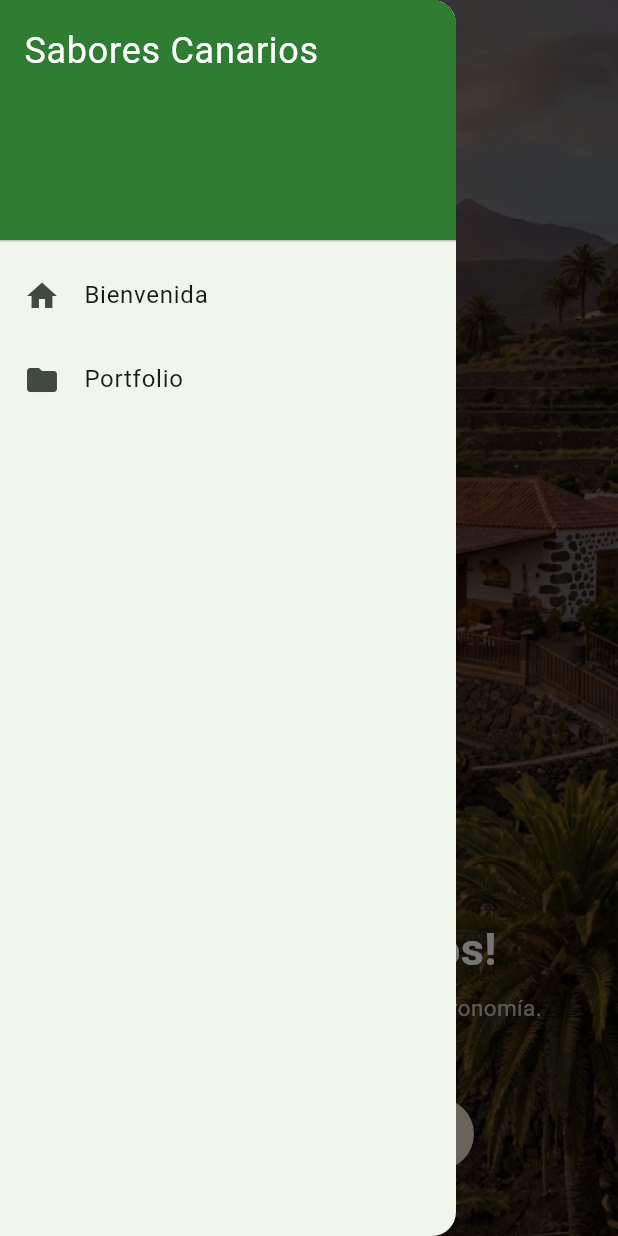
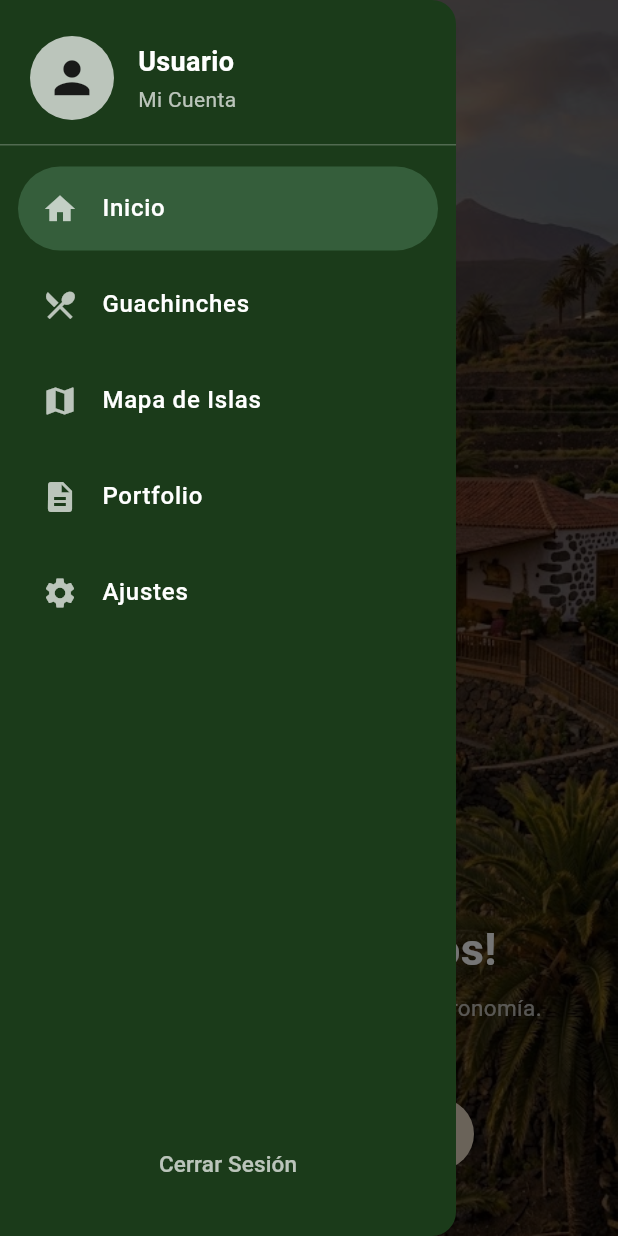
Before and after one commit to DanielRiveroP/PGL-P2-MyPortfolio, a Flutter app: the screen it shows after launch, with the side drawer open, on a phone screen of 412 x 824 dp. Run offline on Flutter 3.47's test engine with Material 3 defaults, Android fonts, the light colour scheme and no system bars; our stand-ins replace go_router.

Commit message:
Added portfolio photos and changed deployabled menu

```diff
--- a/lib/screens/portfolio_screen.dart
+++ b/lib/screens/portfolio_screen.dart
@@ -1,8 +1,9 @@
 import 'package:flutter/material.dart';
-import 'package:pglp2myportfolio/components/hobbies_view.dart'; // <-- Import necesario para el footer
-import 'package:pglp2myportfolio/components/hobby_card.dart'; // <-- Import necesario para el footer
-import 'package:pglp2myportfolio/components/portfolio_footer.dart'; // <-- Import necesario para el footer
-import 'package:pglp2myportfolio/components/portfolio_header.dart'; // <-- Import necesario para el footer
+import 'package:pglp2myportfolio/components/hobbies_view.dart';
+import 'package:pglp2myportfolio/components/hobby_card.dart';
+import 'package:pglp2myportfolio/components/portfolio_footer.dart';
+import 'package:pglp2myportfolio/components/portfolio_header.dart';
+import '../widgets/app_drawer.dart';
 
 int opcionBody = 0;
 List<String> hobbies = [
@@ -16,8 +17,11 @@ List<String> hobbies = [
   "Hobbie2",
 ];
 
+
+
 class PortfolioScreen extends StatefulWidget {
   const PortfolioScreen({super.key});
+
 
   @override
   State<PortfolioScreen> createState() => _PortfolioScreenState();
@@ -35,6 +39,7 @@ class _PortfolioScreenState extends State<PortfolioScreen> {
           foregroundColor: Colors.white,
           centerTitle: true,
         ),
+        drawer: const AppDrawer(),
         body: SafeArea(
           child: Column(
             children: [
--- a/lib/widgets/app_drawer.dart
+++ b/lib/widgets/app_drawer.dart
@@ -1,41 +1,148 @@
 import 'package:flutter/material.dart';
-import 'package:go_router/go_router.dart'; // <--- Importante para usar context.go
-
+import 'package:go_router/go_router.dart';
 
 class AppDrawer extends StatelessWidget {
   const AppDrawer({super.key});
 
-
   @override
   Widget build(BuildContext context) {
+    // Obtenemos la ruta actual para saber qué opción marcar como seleccionada
+    final String currentPath = GoRouterState.of(context).uri.path;
+
     return Drawer(
-      child: ListView(
-        padding: EdgeInsets.zero,
+      backgroundColor: const Color(0xFF1B3B1A), // Verde oscuro corporativo
+      child: SafeArea(
+        child: Column(
           children: [
-          const DrawerHeader(
-            decoration: BoxDecoration(color: Color(0xFF2E7D32)),
-            child: Text(
-              'Sabores Canarios',
-              style: TextStyle(color: Colors.white, fontSize: 24),
+            // 1. HEADER DEL DRAWER (Perfil de usuario)
+            Padding(
+              padding: const EdgeInsets.fromLTRB(20, 24, 20, 16),
+              child: Row(
+                children: [
+                  const CircleAvatar(
+                    radius: 28,
+                    backgroundColor: Colors.white70,
+                    child: Icon(Icons.person, size: 35, color: Colors.black87),
+                  ),
+                  const SizedBox(width: 16),
+                  Column(
+                    crossAxisAlignment: CrossAxisAlignment.start,
+                    children: const [
+                      Text(
+                        'Usuario',
+                        style: TextStyle(
+                          color: Colors.white,
+                          fontSize: 18,
+                          fontWeight: FontWeight.bold,
                         ),
                       ),
-          ListTile(
-            leading: const Icon(Icons.home),
-            title: const Text('Bienvenida'),
+                      SizedBox(height: 2),
+                      Text(
+                        'Mi Cuenta',
+                        style: TextStyle(
+                          color: Colors.white70,
+                          fontSize: 14,
+                        ),
+                      ),
+                    ],
+                  ),
+                ],
+              ),
+            ),
+
+            const Divider(color: Colors.white24, height: 1),
+            const SizedBox(height: 10),
+
+            // 2. OPCIONES DEL MENÚ
+            // Nota: De momento solo funcional el Portfolio, las demás se pueden dejar preparadas
+            _buildDrawerItem(
+              icon: Icons.home,
+              title: 'Inicio',
+              isSelected: currentPath == '/',
               onTap: () {
-              Navigator.pop(context); // Cierra el menú
-              context.go('/');        // Navega con go_router a inicio
+                Navigator.pop(context); // Cierra el drawer
+                context.go('/');        // Ruta de bienvenida (si la tienes)
               },
             ),
-          ListTile(
-            leading: const Icon(Icons.folder),
-            title: const Text('Portfolio'),
+            _buildDrawerItem(
+              icon: Icons.restaurant_menu,
+              title: 'Guachinches',
+              isSelected: false,
+              onTap: () => Navigator.pop(context),
+            ),
+            _buildDrawerItem(
+              icon: Icons.map,
+              title: 'Mapa de Islas',
+              isSelected: false,
+              onTap: () => Navigator.pop(context),
+            ),
+            _buildDrawerItem(
+              icon: Icons.description,
+              title: 'Portfolio',
+              isSelected: currentPath == '/portfolio', // Se marca si estamos en portfolio
               onTap: () {
-              Navigator.pop(context); // Cierra el menú
-              context.go('/portfolio'); // Navega con go_router al portfolio
+                Navigator.pop(context);
+                context.go('/portfolio'); // Navega al portfolio
               },
             ),
+            _buildDrawerItem(
+              icon: Icons.settings,
+              title: 'Ajustes',
+              isSelected: false,
+              onTap: () => Navigator.pop(context),
+            ),
+
+            const Spacer(), // Empuja el contenido restante hacia abajo
+
+            // 3. BOTÓN DE CERRAR SESIÓN ABAJO
+            Padding(
+              padding: const EdgeInsets.only(bottom: 24.0),
+              child: TextButton(
+                onPressed: () {
+                  Navigator.pop(context);
+                },
+                child: const Text(
+                  'Cerrar Sesión',
+                  style: TextStyle(
+                    color: Colors.white70,
+                    fontSize: 15,
+                  ),
+                ),
+              ),
+            ),
           ],
+        ),
+      ),
+    );
+  }
+
+  // Widget auxiliar para crear cada elemento de la lista con su estilo y selección
+  Widget _buildDrawerItem({
+    required IconData icon,
+    required String title,
+    required bool isSelected,
+    required VoidCallback onTap,
+  }) {
+    return Container(
+      margin: const EdgeInsets.symmetric(horizontal: 12, vertical: 4),
+      decoration: BoxDecoration(
+        // Si está seleccionado, le ponemos el fondo semitransparente redondeado como en tu imagen
+        color: isSelected ? const Color(0xFF355E3B) : Colors.transparent,
+        borderRadius: BorderRadius.circular(30),
+      ),
+      child: ListTile(
+        leading: Icon(icon, color: Colors.white70),
+        title: Text(
+          title,
+          style: const TextStyle(
+            color: Colors.white,
+            fontWeight: FontWeight.w500,
+          ),
+        ),
+        onTap: onTap,
+        shape: RoundedRectangleBorder(
+          borderRadius: BorderRadius.circular(30),
+        ),
       ),
     );
   }
--- a/pubspec.yaml
+++ b/pubspec.yaml
@@ -20,3 +20,5 @@ flutter:
   uses-material-design: true
   assets:
     - assets/images/SaboresCanarios.png
+    - assets/images/zen_logo.png
+    - assets/images/prime.png
```
Also changed, not shown: assets/images/prime.png (added), assets/images/zen_logo.png (added). Lines whose indentation alone changed are shown as unchanged.
